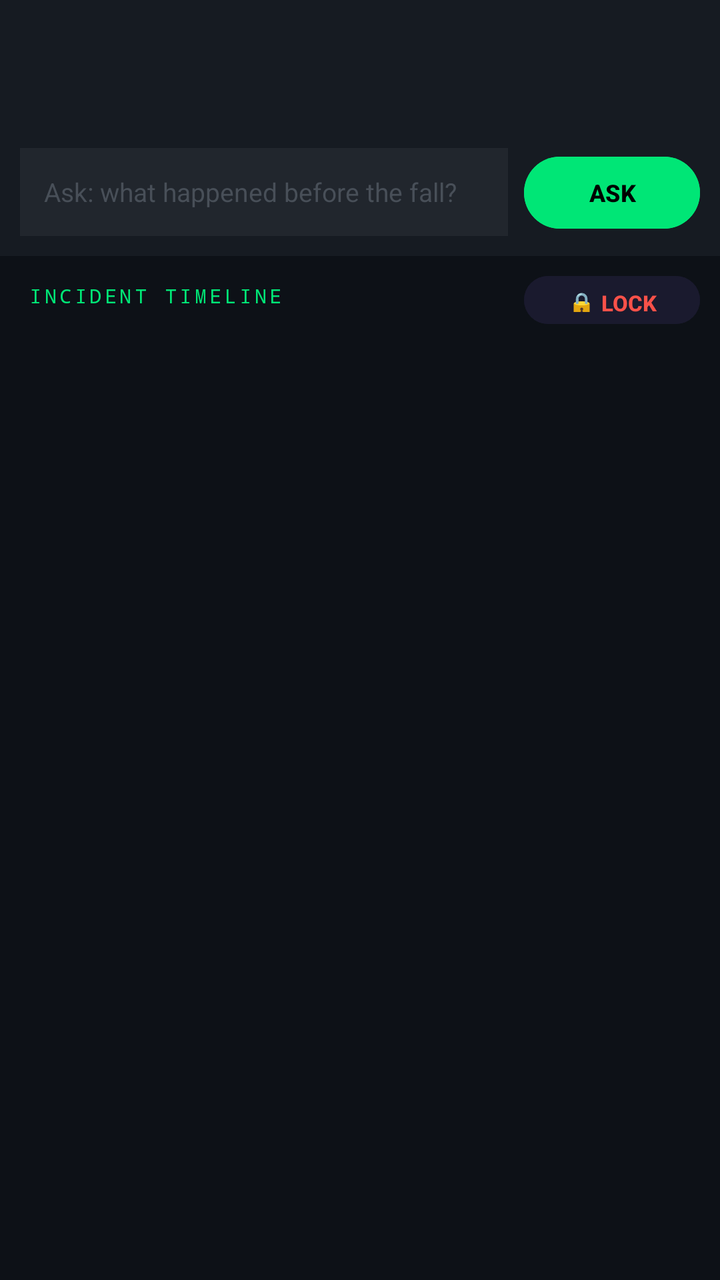
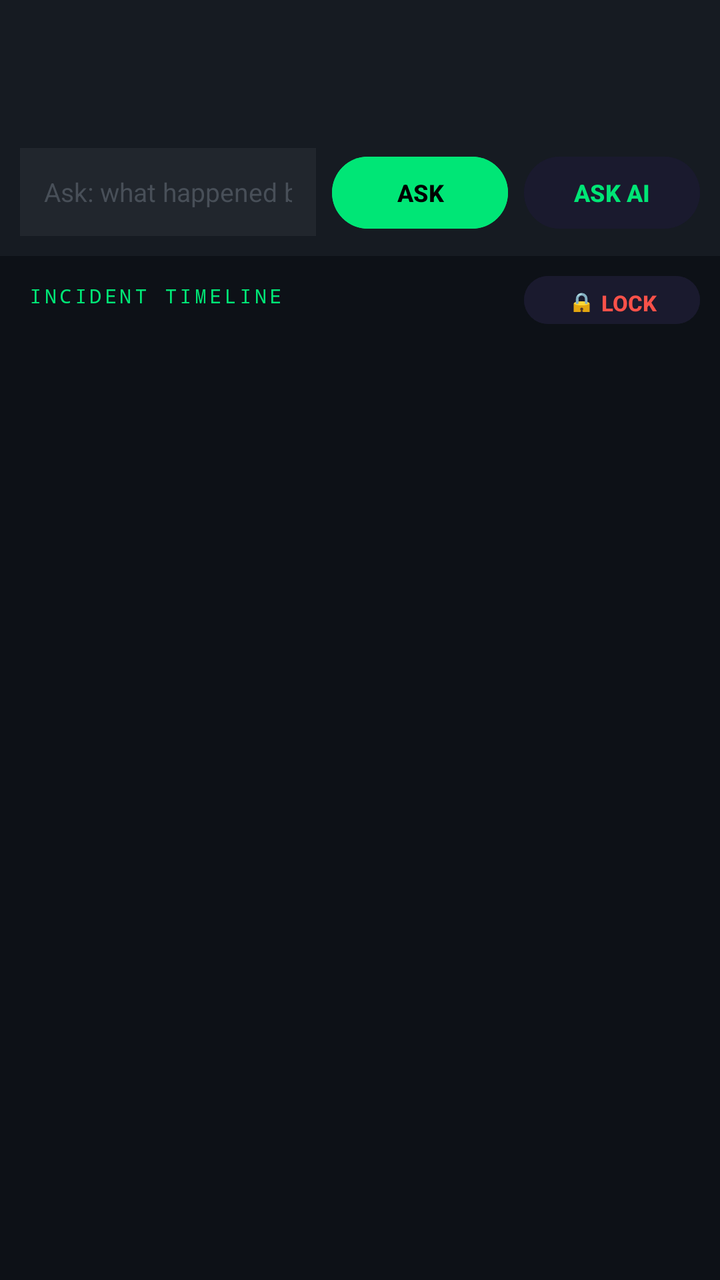

Screens rendered from an Android XML layout before and after an edit, with the pre-edit source and the edit as a unified diff.
<!-- AndroidManifest.xml: application theme Theme.TRACE -->
<!-- res/layout/activity_timeline.xml -->
<?xml version="1.0" encoding="utf-8"?>
<LinearLayout xmlns:android="http://schemas.android.com/apk/res/android"
    xmlns:app="http://schemas.android.com/apk/res-auto"
    android:layout_width="match_parent"
    android:layout_height="match_parent"
    android:orientation="vertical"
    android:background="?attr/colorSurface">

    
    <com.google.android.material.appbar.MaterialToolbar
        android:id="@+id/toolbar"
        android:layout_width="match_parent"
        android:layout_height="?attr/actionBarSize"
        android:background="?attr/colorSurfaceVariant"
        app:titleTextColor="?attr/colorPrimary"
        app:navigationIconTint="?attr/colorPrimary" />

    
    <TextView
        android:id="@+id/tvLockedBanner"
        android:layout_width="match_parent"
        android:layout_height="wrap_content"
        android:text="🔒 EVIDENCE LOCKED — No new events will be recorded"
        android:textColor="@color/trace_on_error"
        android:textStyle="bold"
        android:textSize="13sp"
        android:fontFamily="monospace"
        android:gravity="center"
        android:padding="10dp"
        android:background="@color/trace_status_rejected"
        android:visibility="gone" />

    
    <LinearLayout
        android:layout_width="match_parent"
        android:layout_height="wrap_content"
        android:orientation="horizontal"
        android:padding="10dp"
        android:background="?attr/colorSurfaceVariant">

        <EditText
            android:id="@+id/queryInput"
            android:layout_width="0dp"
            android:layout_height="44dp"
            android:layout_weight="1"
            android:hint="Ask: what happened before the fall?"
            android:textColor="?attr/colorOnSurface"
            android:textColorHint="@color/trace_text_hint"
            android:textSize="13sp"
            android:inputType="text"
            android:imeOptions="actionDone"
            android:singleLine="true"
            android:paddingStart="12dp"
            android:paddingEnd="12dp"
            android:background="@color/trace_surface_container_high"
            android:layout_marginEnd="8dp" />

        <Button
            android:id="@+id/btnAsk"
            android:layout_width="wrap_content"
            android:layout_height="44dp"
            android:text="ASK"
            android:textColor="?attr/colorOnPrimary"
            android:textStyle="bold"
            android:backgroundTint="?attr/colorPrimary"
            android:textSize="12sp" />

    </LinearLayout>

    
    <TextView
        android:id="@+id/queryAnswer"
        android:layout_width="match_parent"
        android:layout_height="wrap_content"
        android:padding="12dp"
        android:textColor="?attr/colorOnSurfaceVariant"
        android:fontFamily="monospace"
        android:textSize="12sp"
        android:lineSpacingExtra="3dp"
        android:background="?attr/colorSurfaceVariant"
        android:visibility="gone" />

    
    <LinearLayout
        android:layout_width="match_parent"
        android:layout_height="wrap_content"
        android:orientation="horizontal"
        android:gravity="center_vertical">

        <TextView
            android:layout_width="0dp"
            android:layout_height="wrap_content"
            android:layout_weight="1"
            android:paddingStart="14dp"
            android:paddingTop="10dp"
            android:paddingBottom="6dp"
            android:text="INCIDENT TIMELINE"
            android:textColor="?attr/colorPrimary"
            android:textSize="10sp"
            android:letterSpacing="0.15"
            android:fontFamily="monospace" />

        
        <Button
            android:id="@+id/btnLockEvidence"
            android:layout_width="wrap_content"
            android:layout_height="32dp"
            android:layout_marginEnd="10dp"
            android:layout_marginTop="4dp"
            android:text="🔒 LOCK"
            android:textColor="@color/trace_status_rejected"
            android:textSize="11sp"
            android:textStyle="bold"
            android:backgroundTint="@color/trace_surface_elevated"
            android:paddingStart="12dp"
            android:paddingEnd="12dp" />

    </LinearLayout>

    
    <androidx.recyclerview.widget.RecyclerView
        android:id="@+id/recyclerView"
        android:layout_width="match_parent"
        android:layout_height="0dp"
        android:layout_weight="1"
        android:clipToPadding="false"
        android:paddingBottom="8dp" />

</LinearLayout>
<!-- resources referenced by this layout -->
<resources>
  <color name="trace_on_error">#000000</color>
  <color name="trace_status_rejected">#F85149</color>
  <color name="trace_surface_container_high">#21262D</color>
  <color name="trace_surface_elevated">#1A1A2E</color>
  <color name="trace_text_hint">#484F58</color>
  <style name="Theme.TRACE" parent="Theme.Material3.Dark.NoActionBar">
  
          
          <item name="colorPrimary">@color/trace_primary</item>
          <item name="colorOnPrimary">@color/trace_on_primary</item>
          <item name="colorPrimaryContainer">@color/trace_primary_container</item>
          <item name="colorOnPrimaryContainer">@color/trace_on_primary_container</item>
          <item name="colorSecondary">@color/trace_secondary</item>
          <item name="colorOnSecondary">@color/trace_on_secondary</item>
          <item name="colorSecondaryContainer">@color/trace_secondary_container</item>
          <item name="colorOnSecondaryContainer">@color/trace_on_secondary_container</item>
          <item name="colorTertiary">@color/trace_tertiary</item>
          <item name="colorOnTertiary">@color/trace_on_tertiary</item>
          <item name="colorTertiaryContainer">@color/trace_tertiary_container</item>
          <item name="colorOnTertiaryContainer">@color/trace_on_tertiary_container</item>
          <item name="colorError">@color/trace_error</item>
          <item name="colorOnError">@color/trace_on_error</item>
          <item name="colorErrorContainer">@color/trace_error_container</item>
          <item name="colorOnErrorContainer">@color/trace_on_error_container</item>
  
          
          <item name="colorSurface">@color/trace_surface</item>
          <item name="colorOnSurface">@color/trace_on_surface</item>
          <item name="colorSurfaceVariant">@color/trace_surface_variant</item>
          <item name="colorOnSurfaceVariant">@color/trace_on_surface_variant</item>
          <item name="colorSurfaceInverse">@color/trace_inverse_surface</item>
          <item name="colorOnSurfaceInverse">@color/trace_inverse_on_surface</item>
          <item name="colorPrimaryInverse">@color/trace_inverse_primary</item>
          <item name="colorOutline">@color/trace_outline</item>
          <item name="colorOutlineVariant">@color/trace_outline_variant</item>
          <item name="colorOnBackground">@color/trace_on_surface</item>
          <item name="android:colorBackground">@color/trace_surface</item>
          <item name="android:windowBackground">@color/trace_surface</item>
          <item name="android:statusBarColor">@color/trace_surface</item>
          <item name="android:navigationBarColor">@color/trace_surface</item>
      </style>
  <color name="trace_primary">#00E676</color>
  <color name="trace_on_primary">#000000</color>
  <color name="trace_primary_container">#00401F</color>
  <color name="trace_on_primary_container">#6CFFA5</color>
  <color name="trace_secondary">#58A6FF</color>
  <color name="trace_on_secondary">#001B33</color>
  <color name="trace_secondary_container">#12314C</color>
  <color name="trace_on_secondary_container">#CFE4FF</color>
  <color name="trace_tertiary">#FFD600</color>
  <color name="trace_on_tertiary">#2A2100</color>
  <color name="trace_tertiary_container">#4A3D00</color>
  <color name="trace_on_tertiary_container">#FFE680</color>
  <color name="trace_error">#F85149</color>
  <color name="trace_error_container">#7A1D19</color>
  <color name="trace_on_error_container">#FFDAD6</color>
  <color name="trace_surface">#0D1117</color>
  <color name="trace_on_surface">#E6EDF3</color>
  <color name="trace_surface_variant">#161B22</color>
  <color name="trace_on_surface_variant">#8B949E</color>
  <color name="trace_inverse_surface">#E6EDF3</color>
  <color name="trace_inverse_on_surface">#161B22</color>
  <color name="trace_inverse_primary">#00C853</color>
  <color name="trace_outline">#30363D</color>
  <color name="trace_outline_variant">#21262D</color>
</resources>

<!-- the commit's change to res/layout/activity_timeline.xml (unified diff, before → after) -->
@@ -65,6 +65,17 @@
             android:backgroundTint="?attr/colorPrimary"
             android:textSize="12sp" />
 
+        <Button
+            android:id="@+id/btnAskAi"
+            android:layout_width="wrap_content"
+            android:layout_height="44dp"
+            android:layout_marginStart="8dp"
+            android:text="ASK AI"
+            android:textColor="?attr/colorPrimary"
+            android:textStyle="bold"
+            android:textSize="12sp"
+            android:backgroundTint="@color/trace_surface_elevated" />
+
     </LinearLayout>
 
     
